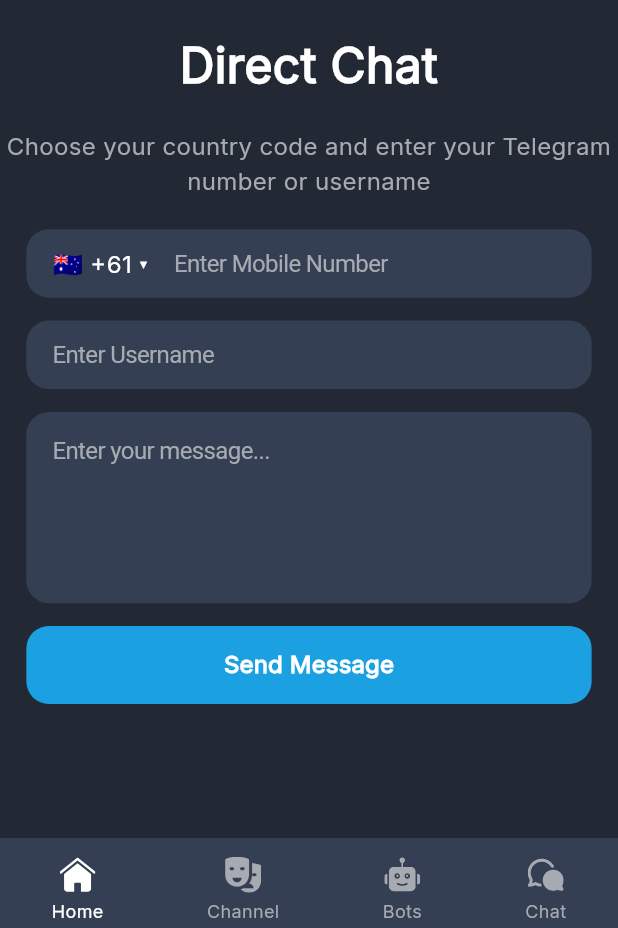
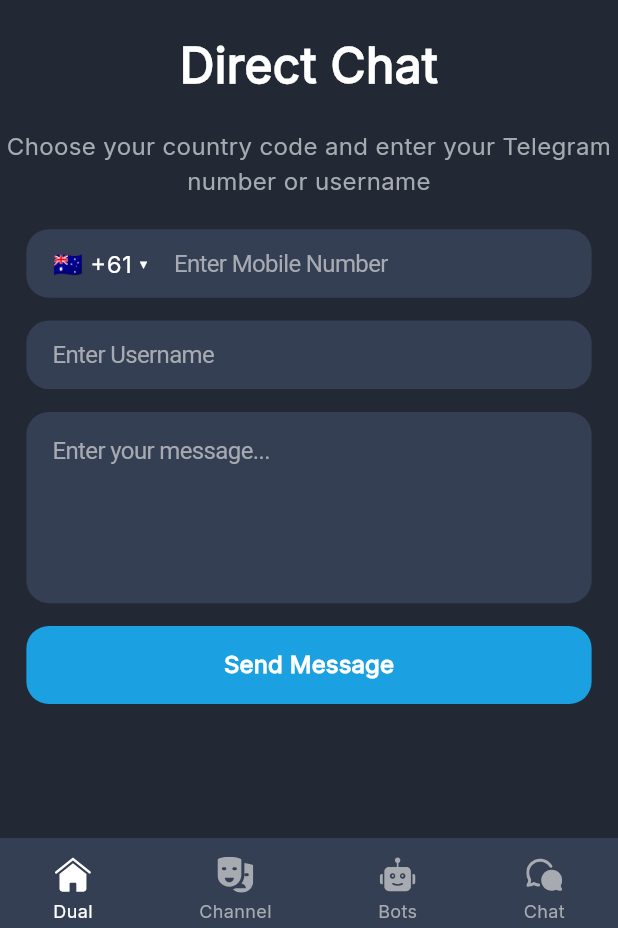
Before and after one commit to s0urav-hald3r/telegram_prime, a Flutter app: the HomeView screen opened directly, swiped to page 4, on a phone screen of 412 x 824 dp, the part 308-1236 px from its top. Run offline on Flutter 3.47's test engine with Material 3 defaults, Android fonts, the phone set to English and light mode, and no system bars; our stand-ins replace cached_network_image, dio, flutter_native_splash, flutter_svg, get, get_storage and 4 more; missing offline and left inert: fadingpageview, purchases_flutter; accounts and stored records are empty; network calls fail.

Commit message:
nav bar UI fixed

```diff
--- a/lib/views/home_view.dart
+++ b/lib/views/home_view.dart
@@ -45,7 +45,7 @@
             child: Row(
                 mainAxisAlignment: MainAxisAlignment.spaceAround,
                 children: [
-                  _navItem(0, home, 'Home', () {
+                  _navItem(0, home, 'Dual', () {
                     controller.homeIndex = 0;
                     controller.pageController.jumpToPage(0);
                   }),
```
Also changed, not shown: 1 other file.
